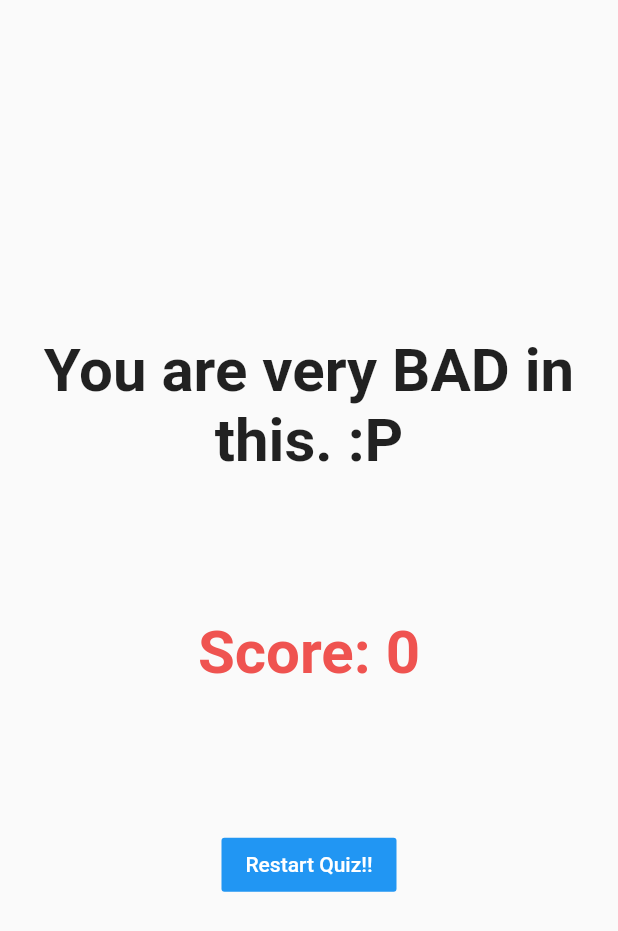
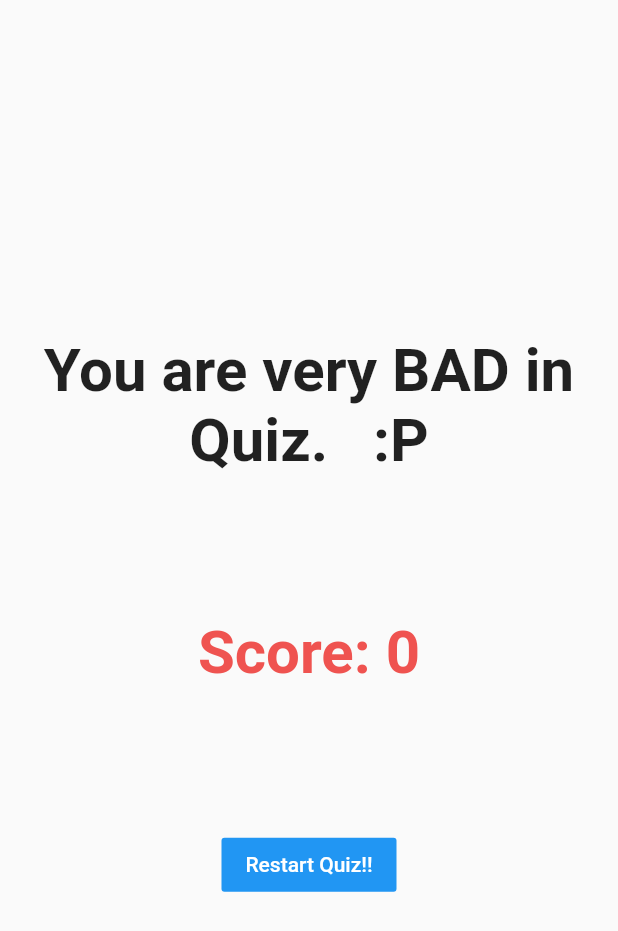
Before and after one commit to Chetan-Goyal/QUIZ_App, a Flutter app: the Result widget shown alone on an empty page, opened directly with empty values, on a phone screen of 412 x 824 dp. Shown: the top 931 px of the screen. Run offline on Flutter 3.47's test engine with Material 2 defaults, Android fonts, the phone set to English and light mode, and no system bars; missing offline and left inert: universal_html; network calls fail.

Commit message:
Edited Results Text

```diff
--- a/lib/result.dart
+++ b/lib/result.dart
@@ -12,16 +12,18 @@ class Result extends StatelessWidget {
 
   String get resultText {
     String finalResult;
-    if (result < 65) {
-      finalResult = "You are very BAD in this. :P";
-    } else if (result < 75) {
-      finalResult = "You are BAD in this. :(";
-    } else if (result < 85) {
+    if (result < 20) {
+      finalResult = "You are very BAD in Quiz.   :P";
+    } else if (result < 40) {
+      finalResult = "You are BAD in Quiz.   :(";
+    } else if (result < 60) {
       finalResult = "Nice Attempt!!!";
-    } else if (result < 95) {
+    } else if (result < 80) {
       finalResult = "You are GOOD!!!";
-    } else {
+    } else if (result < 100) {
       finalResult = "You are AMAZING!!!";
+    }else {
+      finalResult = "WOW. You did it. Congratulations..   :D";
     }
     Uploader uploader = Uploader(answersSelected, questions, name, result);
     uploader.upload();
```
